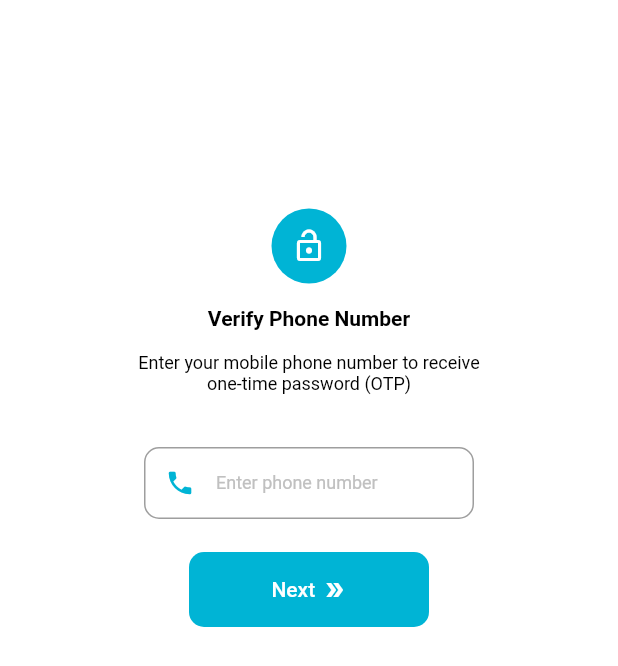
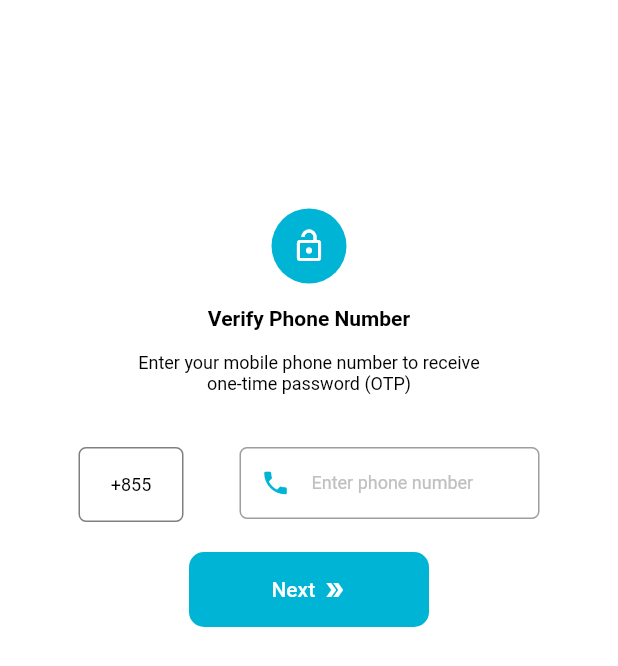
Before and after one commit to OeungChheanghok123/OeungChheanghok123, a Flutter app: the VerifyPhoneNumberScreen screen opened by its route, on a phone screen of 412 x 824 dp. Shown: the top 666 px of the screen. Run offline on Flutter 3.47's test engine with Material 2 defaults, Android fonts, the light colour scheme and no system bars; our stand-ins replace charts_flutter, dotted_line, firebase_auth, firebase_core, flutter_rating_bar, flutter_svg and 6 more; missing offline and left inert: flutter_share, slide_to_confirm; accounts and stored records are empty; project files that could hold a hidden picture were left out.

Commit message:
6 June 2022

```diff
--- a/lib/controllers/verify_phone_number_controller.dart
+++ b/lib/controllers/verify_phone_number_controller.dart
@@ -3,9 +3,7 @@ import 'package:flutter/material.dart';
 import 'package:get/get.dart';
 
 class VerifyPhoneNumberController extends GetxController {
-
   var phoneController = TextEditingController();
   FirebaseAuth auth = FirebaseAuth.instance;
   var verificationIDReceived = '';
-
 }
--- a/lib/screens/verify_phone_number_screen.dart
+++ b/lib/screens/verify_phone_number_screen.dart
@@ -59,7 +59,26 @@ class _VerifyPhoneNumberScreenState extends State<VerifyPhoneNumberScreen> {
             text: 'Enter your mobile phone number to receive one-time password (OTP)',
           ),
         ),
-        _buildTextFieldPhoneNumber,
+        Row(
+          mainAxisAlignment: MainAxisAlignment.spaceEvenly,
+          children: [
+            Container(
+              width: 70,
+              height: 50,
+              decoration: BoxDecoration(
+                color: white,
+                border: Border.all(color: black.withOpacity(0.5)),
+                borderRadius: BorderRadius.circular(5),
+              ),
+              child: const Center(
+                child: TextWidget(
+                  text: "+855",
+                ),
+              ),
+            ),
+            _buildTextFieldPhoneNumber,
+          ],
+        ),
         _buildButtonNext,
       ],
     );
@@ -84,14 +103,12 @@ class _VerifyPhoneNumberScreenState extends State<VerifyPhoneNumberScreen> {
   }
   Widget get _buildTextFieldPhoneNumber {
     return Container(
-      width: 250,
+      width: 200,
       margin: const EdgeInsets.symmetric(vertical: 10),
-      padding: const EdgeInsets.symmetric(horizontal: 15),
       child: TextFieldWidget(
         controller: verifyPhoneNumberController.phoneController,
         height: 50,
         inputType: TextInputType.phone,
-        borderRadius: 10,
         hintText: 'Enter phone number',
         isPrefixIcon: true,
         prefixIcon: const Icon(Icons.phone, size: 20, color: rabbit),
@@ -102,7 +119,8 @@ class _VerifyPhoneNumberScreenState extends State<VerifyPhoneNumberScreen> {
     return ButtonWidget(
       onPressed: () {
         verifyNumber();
-        Get.toNamed('/enter_otp_code?phone=${verifyPhoneNumberController.phoneController.text}');
+        print('phone number is ${verifyPhoneNumberController.phoneController.text}'); // ignore: avoid_print
+        Get.toNamed('/enter_otp_code');
       },
       child: Row(
         mainAxisAlignment: MainAxisAlignment.center,
@@ -133,17 +151,24 @@ class _VerifyPhoneNumberScreenState extends State<VerifyPhoneNumberScreen> {
       ),
     );
   }
+
   void verifyNumber() {
+    List phone = verifyPhoneNumberController.phoneController.text.split("");
+    if(phone[0] == "0"){
+      phone.removeAt(0);
+    }
+    verifyPhoneNumberController.phoneController.text = "+855${phone.join()}";
+
     verifyPhoneNumberController.auth.verifyPhoneNumber(
       phoneNumber: verifyPhoneNumberController.phoneController.text,
+      timeout: const Duration(seconds: 20),
       verificationCompleted: (PhoneAuthCredential credential) async{
         await verifyPhoneNumberController.auth.signInWithCredential(credential).then((value) => {
-
+          print('You are logged in successfully') // ignore: avoid_print
         });
       },
       verificationFailed: (FirebaseAuthException exception){
-        // ignore: avoid_print
-        print(exception.message);
+        print(exception.message); // ignore: avoid_print
       },
       codeSent: (String verificationID, int? resendToken){
         verifyPhoneNumberController.verificationIDReceived = verificationID;
```
Also changed, not shown: lib/controllers/enter_otp_code_controller.dart (+24 -6 lines), lib/screens/enter_otp_screen.dart (+10 -2 lines), 1 other file.
